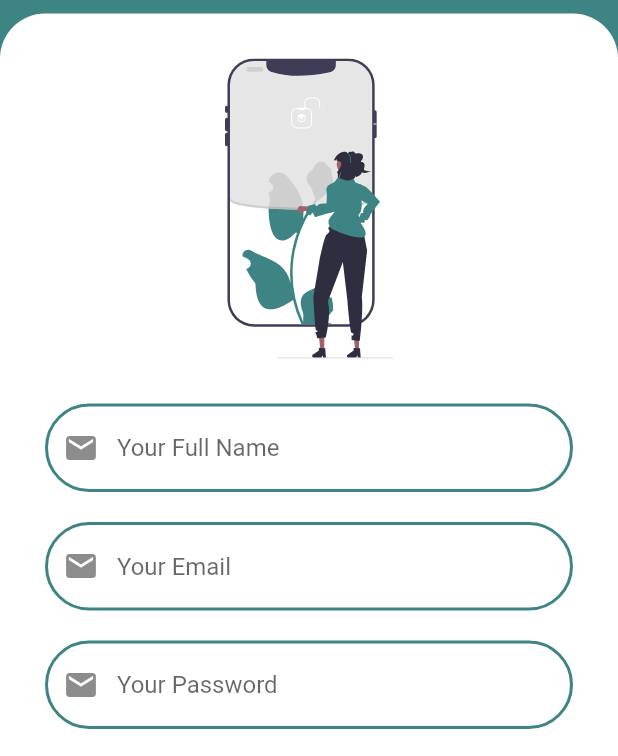
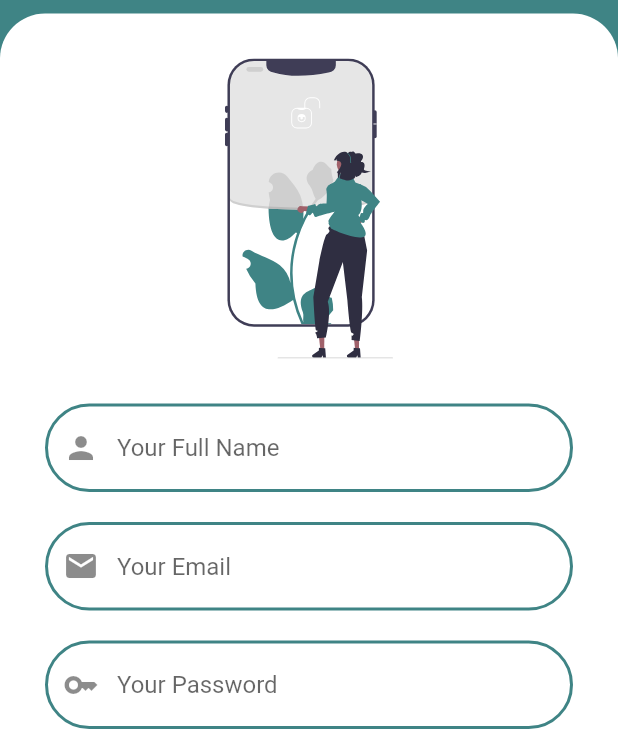
Before and after one commit to Ray0Emma/Roomie, a Flutter app: the screen it shows after launch, after a tap on "Sign up", on a phone screen of 412 x 824 dp, the part 84-840 px from its top. Run offline on Flutter 3.47's test engine with Material 2 defaults, Android fonts, the phone set to English and light mode, and no system bars; our stand-ins replace animated_splash_screen, cloud_firestore, firebase_auth, firebase_core, flutter_svg, get and 1 more; accounts and stored records are empty.

Commit message:
feat: added signup infos to firebase and firestore

```diff
--- a/lib/views/SignUp/signup.dart
+++ b/lib/views/SignUp/signup.dart
@@ -1,29 +1,38 @@
+// ignore_for_file: prefer_const_constructors
 
 import 'package:flutter/cupertino.dart';
 import 'package:flutter/material.dart';
 import 'package:flutter_svg/flutter_svg.dart';
+import 'package:get/get.dart';
 import 'package:intl/intl.dart';
+import 'package:roomie/resources/firebase_auth_constants.dart';
 
 import '../../resources/app_colors.dart';
+
 class SignUp extends StatefulWidget {
   const SignUp({Key? key}) : super(key: key);
   @override
-  State<SignUp> createState() => _SignUp1State();
+  State<SignUp> createState() => _SignUpState();
 }
-class _SignUp1State extends State<SignUp> {
+
+class _SignUpState extends State<SignUp> {
   final TextEditingController _emailController = TextEditingController();
   final TextEditingController _passwordController = TextEditingController();
+  final TextEditingController _nameController = TextEditingController();
   @override
   Widget build(BuildContext context) {
-    GlobalKey<FormState> formState = new GlobalKey<FormState>();
+    GlobalKey<FormState> formState = GlobalKey<FormState>();
     send() {
       var formdata = formState.currentState;
       if (formdata!.validate()) {
-        print("sdfgh");
+        authController.register(_emailController.text.trim(),
+            _passwordController.text.trim(), _nameController.text);
+        print("valide");
       } else {
-        print("hello");
+        print("errors snackbar");
       }
     }
+
     return SafeArea(
       child: Scaffold(
         backgroundColor: AppColors.PRIMARY_COLOR,
@@ -33,144 +42,185 @@ class _SignUp1State extends State<SignUp> {
             children: [
               Container(
                 padding: EdgeInsets.symmetric(vertical: 9, horizontal: 30),
-                child: Row(children: [
-                  Icon(Icons.arrow_back_ios, size: 40, color: Colors.white,),
-                  Text("Sign In", style: TextStyle(color: Colors.white,
-                      fontWeight: FontWeight.w600,
-                      fontSize: 40),)
-                ],),),
+                child: Row(
+                  children: [
+                    Icon(
+                      Icons.arrow_back_ios,
+                      size: 40,
+                      color: Colors.white,
+                    ),
+                    Text(
+                      "Sign In",
+                      style: TextStyle(
+                          color: Colors.white,
+                          fontWeight: FontWeight.w600,
+                          fontSize: 40),
+                    )
+                  ],
+                ),
+              ),
               Expanded(
-
                 child: Container(
                     padding: EdgeInsets.all(30),
                     decoration: BoxDecoration(
                         color: Colors.white,
                         borderRadius: BorderRadius.only(
                             topRight: Radius.circular(30),
-                            topLeft: Radius.circular(30))
-                    ),
+                            topLeft: Radius.circular(30))),
                     child: SingleChildScrollView(
-
                       child: Column(
                         mainAxisAlignment: MainAxisAlignment.spaceBetween,
                         children: [
                           Container(
-                            child: SvgPicture.asset("assets/images/login.svg",),
+                            child: SvgPicture.asset(
+                              "assets/images/login.svg",
+                            ),
                             width: 200,
-                            height: 200,),
+                            height: 200,
+                          ),
                           Form(
                               key: formState,
                               child: Column(
                                 crossAxisAlignment: CrossAxisAlignment.stretch,
-                                mainAxisAlignment: MainAxisAlignment.spaceBetween,
+                                mainAxisAlignment:
+                                    MainAxisAlignment.spaceBetween,
                                 mainAxisSize: MainAxisSize.max,
                                 children: [
-                                  SizedBox(height: 30,),
+                                  SizedBox(
+                                    height: 30,
+                                  ),
                                   TextFormField(
-                                    validator:(value) {
-                                      if ( value!.isEmpty){
-                                        return "entrer your Full name  ";}
-                                      else return null;},
+                                    validator: (value) {
+                                      if (value!.isEmpty) {
+                                        return "entrer your Full name  ";
+                                      } else
+                                        return null;
+                                    },
                                     //   focusNode: _focusNodes[0],
-                                    // controller: emailController,
+                                    controller: _nameController,
                                     decoration: InputDecoration(
-                                        enabledBorder:OutlineInputBorder(
-                                          borderRadius: BorderRadius.circular(50),
-                                          borderSide:BorderSide(
+                                        enabledBorder: OutlineInputBorder(
+                                          borderRadius:
+                                              BorderRadius.circular(50),
+                                          borderSide: BorderSide(
                                               color: AppColors.PRIMARY_COLOR,
                                               width: 2),
                                         ),
                                         hintText: "Your Full Name",
                                         focusedBorder: OutlineInputBorder(
-                                          borderRadius: BorderRadius.circular(50),
-                                          borderSide:BorderSide(
+                                          borderRadius:
+                                              BorderRadius.circular(50),
+                                          borderSide: BorderSide(
+                                              color: AppColors.PRIMARY_COLOR,
+                                              width: 2),
+                                        ),
+                                        prefixIcon: Icon(
+                                          Icons.person,
+                                          //  color: _focusNodes[0].hasFocus ? AppColors.PRIMARY_COLOR: Colors.grey,
+                                        )),
+                                  ),
+                                  SizedBox(
+                                    height: 20,
+                                  ),
+                                  TextFormField(
+                                    validator: (value) {
+                                      if (value!.isEmpty ||
+                                          !RegExp(r"^[a-zA-Z0-9.a-zA-Z0-9.!#$%&'*+-/=?^_`{|}~]+@[a-zA-Z0-9]+\.[a-zA-Z]+")
+                                              .hasMatch(value)) {
+                                        return "entrer un email  ";
+                                      } else
+                                        return null;
+                                    },
+                                    //   focusNode: _focusNodes[0],
+                                    controller: _emailController,
+                                    decoration: InputDecoration(
+                                        enabledBorder: OutlineInputBorder(
+                                          borderRadius:
+                                              BorderRadius.circular(50),
+                                          borderSide: BorderSide(
+                                              color: AppColors.PRIMARY_COLOR,
+                                              width: 2),
+                                        ),
+                                        hintText: "Your Email",
+                                        focusedBorder: OutlineInputBorder(
+                                          borderRadius:
+                                              BorderRadius.circular(50),
+                                          borderSide: BorderSide(
                                               color: AppColors.PRIMARY_COLOR,
                                               width: 2),
                                         ),
                                         prefixIcon: Icon(
                                           Icons.email,
                                           //  color: _focusNodes[0].hasFocus ? AppColors.PRIMARY_COLOR: Colors.grey,
-                                        )),),
-                                  SizedBox(height: 20,),
+                                        )),
+                                  ),
+                                  SizedBox(
+                                    height: 20,
+                                  ),
                                   TextFormField(
-                                    validator:(value) {
-                                      if ( value!.isEmpty || !RegExp(r"^[a-zA-Z0-9.a-zA-Z0-9.!#$%&'*+-/=?^_`{|}~]+@[a-zA-Z0-9]+\.[a-zA-Z]+").hasMatch(value)){
-                                        return "entrer un email  ";}
-                                      else return null;},
+                                    validator: (value) {
+                                      if (value!.isEmpty || value.length < 8) {
+                                        return "entrer un Password  begin then 8 caracter";
+                                      } else
+                                        return null;
+                                    },
                                     //   focusNode: _focusNodes[0],
-                                    // controller: emailController,
+                                    controller: _passwordController,
                                     decoration: InputDecoration(
-                                        enabledBorder:OutlineInputBorder(
-                                          borderRadius: BorderRadius.circular(50),
-                                          borderSide:BorderSide(
-                                              color: AppColors.PRIMARY_COLOR,
-                                              width: 2),
-                                        ),
-                                        hintText: "Your Email",
-                                        focusedBorder: OutlineInputBorder(
-                                          borderRadius: BorderRadius.circular(50),
-                                          borderSide:BorderSide(
-                                              color: AppColors.PRIMARY_COLOR,
-                                              width: 2),
-                                        ),
-                                        prefixIcon: Icon(
-                                          Icons.email,
-                                          //  color: _focusNodes[0].hasFocus ? AppColors.PRIMARY_COLOR: Colors.grey,
-                                        )),),
-                                  SizedBox(height: 20,),
-                                  TextFormField(
-                                    validator:(value) {
-                                      if ( value!.isEmpty ||value.length<8){
-                                        return "entrer un Password  begin then 8 caracter";}
-                                      else return null;},
-                                    //   focusNode: _focusNodes[0],
-                                    // controller: emailController,
-                                    decoration: InputDecoration(
-                                        enabledBorder:OutlineInputBorder(
-                                          borderRadius: BorderRadius.circular(50),
-                                          borderSide:BorderSide(
+                                        enabledBorder: OutlineInputBorder(
+                                          borderRadius:
+                                              BorderRadius.circular(50),
+                                          borderSide: BorderSide(
                                               color: AppColors.PRIMARY_COLOR,
                                               width: 2),
                                         ),
                                         hintText: "Your Password",
                                         focusedBorder: OutlineInputBorder(
-                                          borderRadius: BorderRadius.circular(50),
-                                          borderSide:BorderSide(
+                                          borderRadius:
+                                              BorderRadius.circular(50),
+                                          borderSide: BorderSide(
                                               color: AppColors.PRIMARY_COLOR,
                                               width: 2),
                                         ),
                                         prefixIcon: Icon(
-                                          Icons.email,
+                                          Icons.key,
                                           //  color: _focusNodes[0].hasFocus ? AppColors.PRIMARY_COLOR: Colors.grey,
-                                        )),),
-                                  SizedBox(height: 30,),
+                                        )),
+                                  ),
+                                  SizedBox(
+                                    height: 30,
+                                  ),
                                   ElevatedButton(
                                     onPressed: () {
                                       send();
 
                                       //  print(emailController.text);
-                                      //  print(passwordController.text);
+                                      print("${_nameController.text}hi");
                                       // signin();
                                     },
-                                    child: Text(
-                                      "SinUp",
-                                      style: TextStyle(fontSize: 20),
-                                    ),
                                     style: ElevatedButton.styleFrom(
                                       primary: AppColors.PRIMARY_COLOR,
                                       shape: StadiumBorder(),
-                                      padding: EdgeInsets.symmetric(
-                                          vertical: 16),
+                                      padding:
+                                          EdgeInsets.symmetric(vertical: 16),
+                                    ),
+                                    child: GestureDetector(
+                                      onTap: () {
+                                        Get.to(SignUp());
+                                      },
+                                      child: Text(
+                                        "SinUp",
+                                        style: TextStyle(fontSize: 20),
+                                      ),
                                     ),
                                   ),
-
                                 ],
                               )),
                           // _forgotPassword(context),
                           // _signup(context),
-                        ],),
-                    )
-                ),
+                        ],
+                      ),
+                    )),
               ),
             ],
           ),
```
Also changed, not shown: lib/controllers/auth_controller.dart (+28 -60 lines).
